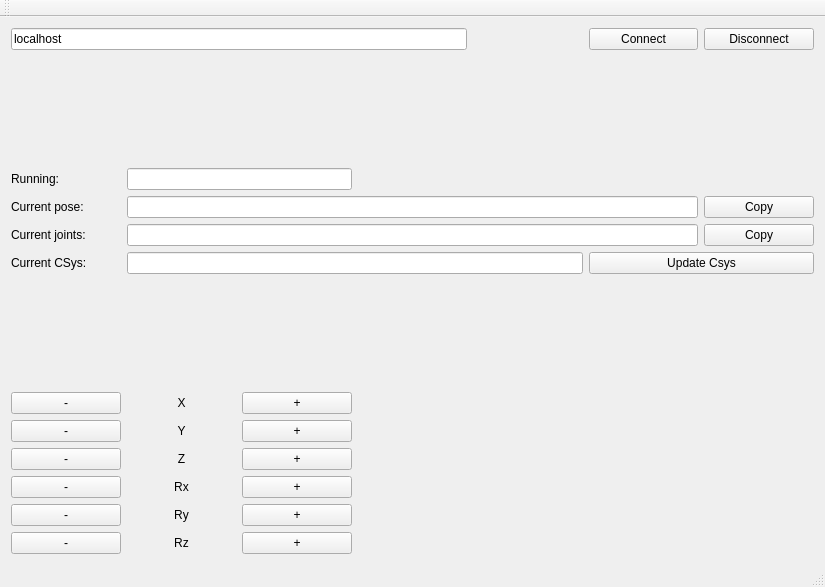
Qt form urxui/mainwindow_ui.ui (SintefManufacturing/urxui) before a commit.
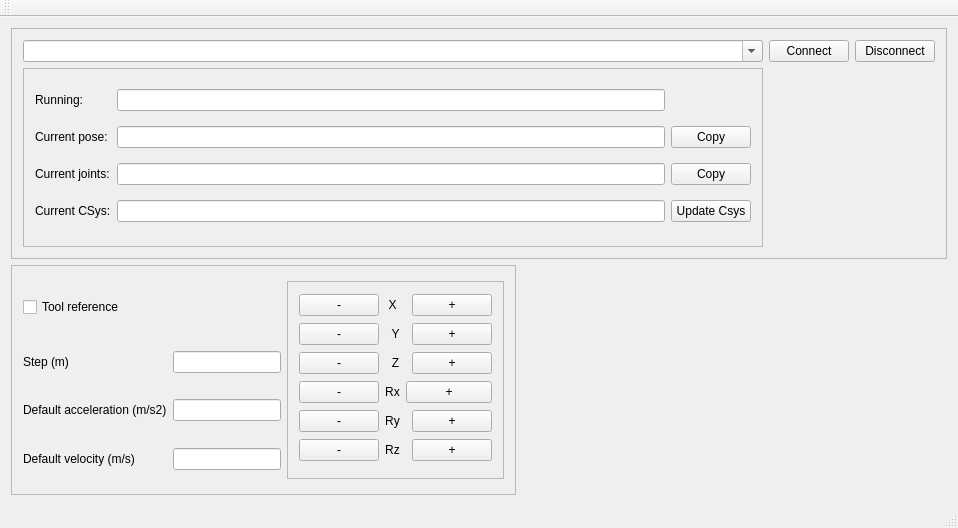
The same form after that commit.

Commit message: remember several robots, control speed and acceleration while moving robot

```diff
--- a/urxui/mainwindow_ui.ui
+++ b/urxui/mainwindow_ui.ui
@@ -6,101 +6,62 @@
    <rect>
     <x>0</x>
     <y>0</y>
-    <width>825</width>
-    <height>587</height>
+    <width>958</width>
+    <height>528</height>
    </rect>
   </property>
   <property name="windowTitle">
    <string>MainWindow</string>
   </property>
   <widget class="QWidget" name="centralWidget">
-   <layout class="QGridLayout" name="gridLayout">
+   <layout class="QGridLayout" name="gridLayout_4">
     <item row="1" column="0">
-     <spacer name="verticalSpacer_2">
-      <property name="orientation">
-       <enum>Qt::Vertical</enum>
+     <widget class="QFrame" name="frame">
+      <property name="frameShape">
+       <enum>QFrame::StyledPanel</enum>
       </property>
-      <property name="sizeHint" stdset="0">
-       <size>
-        <width>20</width>
-        <height>40</height>
-       </size>
+      <property name="frameShadow">
+       <enum>QFrame::Raised</enum>
       </property>
-     </spacer>
+      <layout class="QGridLayout" name="gridLayout_2">
+       <item row="1" column="0">
+        <widget class="QLabel" name="label_12">
+         <property name="text">
+          <string>Step (m)</string>
+         </property>
+        </widget>
     </item>
     <item row="2" column="0">
-     <widget class="QLabel" name="label_9">
+        <widget class="QLabel" name="label_14">
       <property name="text">
-       <string>Running:</string>
+          <string>Default acceleration (m/s2)</string>
       </property>
      </widget>
     </item>
-    <item row="3" column="0">
-     <widget class="QLabel" name="label">
+       <item row="0" column="0">
+        <widget class="QCheckBox" name="toolRefCheckBox">
       <property name="text">
-       <string>Current pose:</string>
+          <string>Tool reference</string>
       </property>
      </widget>
     </item>
-    <item row="3" column="1" colspan="5">
-     <widget class="QLineEdit" name="poseLineEdit">
-      <property name="readOnly">
-       <bool>true</bool>
-      </property>
-     </widget>
-    </item>
-    <item row="4" column="0">
-     <widget class="QLabel" name="label_2">
-      <property name="text">
-       <string>Current joints:</string>
-      </property>
-     </widget>
-    </item>
-    <item row="4" column="1" colspan="5">
-     <widget class="QLineEdit" name="jointsLineEdit">
-      <property name="readOnly">
-       <bool>true</bool>
-      </property>
-     </widget>
-    </item>
-    <item row="5" column="0">
-     <widget class="QLabel" name="label_10">
-      <property name="text">
-       <string>Current CSys:</string>
-      </property>
-     </widget>
-    </item>
-    <item row="5" column="1" colspan="4">
-     <widget class="QLineEdit" name="csysLineEdit"/>
-    </item>
-    <item row="5" column="5" colspan="2">
-     <widget class="QPushButton" name="csysButton">
-      <property name="text">
-       <string>Update Csys</string>
-      </property>
-     </widget>
-    </item>
-    <item row="6" column="1">
-     <spacer name="verticalSpacer">
-      <property name="orientation">
-       <enum>Qt::Vertical</enum>
-      </property>
-      <property name="sizeHint" stdset="0">
-       <size>
-        <width>20</width>
-        <height>40</height>
-       </size>
-      </property>
-     </spacer>
-    </item>
-    <item row="7" column="0">
+       <item row="0" column="2" rowspan="4">
+        <widget class="QFrame" name="frame_4">
+         <property name="frameShape">
+          <enum>QFrame::StyledPanel</enum>
+         </property>
+         <property name="frameShadow">
+          <enum>QFrame::Raised</enum>
+         </property>
+         <layout class="QGridLayout" name="gridLayout_5">
+          <item row="0" column="0">
      <widget class="QPushButton" name="minusXButton">
       <property name="text">
        <string>-</string>
       </property>
      </widget>
     </item>
-    <item row="7" column="1">
+          <item row="0" column="1">
      <widget class="QLabel" name="label_3">
       <property name="text">
        <string>X</string>
@@ -110,21 +71,21 @@
       </property>
      </widget>
     </item>
-    <item row="7" column="2">
+          <item row="0" column="3">
      <widget class="QPushButton" name="plusXButton">
       <property name="text">
        <string>+</string>
       </property>
      </widget>
     </item>
-    <item row="8" column="0">
+          <item row="1" column="0">
      <widget class="QPushButton" name="minusYButton">
       <property name="text">
        <string>-</string>
       </property>
      </widget>
     </item>
-    <item row="8" column="1">
+          <item row="1" column="1" colspan="2">
      <widget class="QLabel" name="label_4">
       <property name="text">
        <string>Y</string>
@@ -134,21 +95,21 @@
       </property>
      </widget>
     </item>
-    <item row="8" column="2">
+          <item row="1" column="3">
      <widget class="QPushButton" name="plusYButton">
       <property name="text">
        <string>+</string>
       </property>
      </widget>
     </item>
-    <item row="9" column="0">
+          <item row="2" column="0">
      <widget class="QPushButton" name="minusZButton">
       <property name="text">
        <string>-</string>
       </property>
      </widget>
     </item>
-    <item row="9" column="1">
+          <item row="2" column="1" colspan="2">
      <widget class="QLabel" name="label_5">
       <property name="text">
        <string>Z</string>
@@ -158,21 +119,21 @@
       </property>
      </widget>
     </item>
-    <item row="9" column="2">
+          <item row="2" column="3">
      <widget class="QPushButton" name="plusZButton">
       <property name="text">
        <string>+</string>
       </property>
      </widget>
     </item>
-    <item row="10" column="0">
+          <item row="3" column="0">
      <widget class="QPushButton" name="minusRXButton">
       <property name="text">
        <string>-</string>
       </property>
      </widget>
     </item>
-    <item row="10" column="1">
+          <item row="3" column="1">
      <widget class="QLabel" name="label_6">
       <property name="text">
        <string>Rx</string>
@@ -182,21 +143,21 @@
       </property>
      </widget>
     </item>
-    <item row="10" column="2">
+          <item row="3" column="2" colspan="2">
      <widget class="QPushButton" name="plusRXButton">
       <property name="text">
        <string>+</string>
       </property>
      </widget>
     </item>
-    <item row="11" column="0">
+          <item row="4" column="0">
      <widget class="QPushButton" name="minusRYButton">
       <property name="text">
        <string>-</string>
       </property>
      </widget>
     </item>
-    <item row="11" column="1">
+          <item row="4" column="1">
      <widget class="QLabel" name="label_7">
       <property name="text">
        <string>Ry</string>
@@ -206,21 +167,21 @@
       </property>
      </widget>
     </item>
-    <item row="11" column="2">
+          <item row="4" column="3">
      <widget class="QPushButton" name="plusRYButton">
       <property name="text">
        <string>+</string>
       </property>
      </widget>
     </item>
-    <item row="12" column="0">
+          <item row="5" column="0">
      <widget class="QPushButton" name="minusRZButton">
       <property name="text">
        <string>-</string>
       </property>
      </widget>
     </item>
-    <item row="12" column="1">
+          <item row="5" column="1">
      <widget class="QLabel" name="label_8">
       <property name="text">
        <string>Rz</string>
@@ -230,55 +191,175 @@
       </property>
      </widget>
     </item>
-    <item row="12" column="2">
+          <item row="5" column="3">
      <widget class="QPushButton" name="plusRZButton">
       <property name="text">
        <string>+</string>
       </property>
      </widget>
     </item>
-    <item row="0" column="6">
-     <widget class="QPushButton" name="disconnectButton">
+         </layout>
+        </widget>
+       </item>
+       <item row="3" column="1">
+        <widget class="QLineEdit" name="velLineEdit"/>
+       </item>
+       <item row="3" column="0">
+        <widget class="QLabel" name="label_11">
       <property name="text">
-       <string>Disconnect</string>
+          <string>Default velocity (m/s)</string>
       </property>
      </widget>
     </item>
-    <item row="0" column="5">
+       <item row="1" column="1">
+        <widget class="QLineEdit" name="stepLineEdit"/>
+       </item>
+       <item row="2" column="1">
+        <widget class="QLineEdit" name="accLineEdit"/>
+       </item>
+      </layout>
+     </widget>
+    </item>
+    <item row="1" column="1">
+     <spacer name="horizontalSpacer">
+      <property name="orientation">
+       <enum>Qt::Horizontal</enum>
+      </property>
+      <property name="sizeHint" stdset="0">
+       <size>
+        <width>328</width>
+        <height>20</height>
+       </size>
+      </property>
+     </spacer>
+    </item>
+    <item row="0" column="0" colspan="2">
+     <widget class="QFrame" name="frame_3">
+      <property name="sizePolicy">
+       <sizepolicy hsizetype="Preferred" vsizetype="Minimum">
+        <horstretch>0</horstretch>
+        <verstretch>0</verstretch>
+       </sizepolicy>
+      </property>
+      <property name="frameShape">
+       <enum>QFrame::StyledPanel</enum>
+      </property>
+      <property name="frameShadow">
+       <enum>QFrame::Raised</enum>
+      </property>
+      <layout class="QGridLayout" name="gridLayout_3">
+       <item row="0" column="1">
      <widget class="QPushButton" name="connectButton">
       <property name="text">
        <string>Connect</string>
       </property>
      </widget>
     </item>
-    <item row="0" column="0" colspan="4">
-     <widget class="QLineEdit" name="addressLineEdit">
+       <item row="0" column="2">
+        <widget class="QPushButton" name="disconnectButton">
       <property name="text">
-       <string>localhost</string>
+          <string>Disconnect</string>
       </property>
      </widget>
     </item>
-    <item row="4" column="6">
-     <widget class="QPushButton" name="copyJointsButton">
-      <property name="text">
-       <string>Copy</string>
-      </property>
-     </widget>
-    </item>
-    <item row="3" column="6">
-     <widget class="QPushButton" name="copyPoseButton">
+       <item row="2" column="0">
+        <widget class="QFrame" name="frame_2">
+         <property name="frameShape">
+          <enum>QFrame::StyledPanel</enum>
+         </property>
+         <property name="frameShadow">
+          <enum>QFrame::Raised</enum>
+         </property>
+         <layout class="QGridLayout" name="gridLayout">
+          <item row="0" column="0">
+           <widget class="QLabel" name="label_9">
       <property name="text">
-       <string>Copy</string>
+             <string>Running:</string>
       </property>
      </widget>
     </item>
-    <item row="2" column="1" colspan="2">
+          <item row="0" column="1">
      <widget class="QLineEdit" name="stateLineEdit">
       <property name="readOnly">
        <bool>true</bool>
       </property>
      </widget>
     </item>
+          <item row="1" column="0">
+           <widget class="QLabel" name="label">
+            <property name="text">
+             <string>Current pose:</string>
+            </property>
+           </widget>
+          </item>
+          <item row="1" column="1">
+           <widget class="QLineEdit" name="poseLineEdit">
+            <property name="readOnly">
+             <bool>true</bool>
+            </property>
+           </widget>
+          </item>
+          <item row="1" column="2">
+           <widget class="QPushButton" name="copyPoseButton">
+            <property name="text">
+             <string>Copy</string>
+            </property>
+           </widget>
+          </item>
+          <item row="2" column="1">
+           <widget class="QLineEdit" name="jointsLineEdit">
+            <property name="readOnly">
+             <bool>true</bool>
+            </property>
+           </widget>
+          </item>
+          <item row="2" column="0">
+           <widget class="QLabel" name="label_2">
+            <property name="text">
+             <string>Current joints:</string>
+            </property>
+           </widget>
+          </item>
+          <item row="3" column="1">
+           <widget class="QLineEdit" name="csysLineEdit"/>
+          </item>
+          <item row="2" column="2">
+           <widget class="QPushButton" name="copyJointsButton">
+            <property name="text">
+             <string>Copy</string>
+            </property>
+           </widget>
+          </item>
+          <item row="3" column="0">
+           <widget class="QLabel" name="label_10">
+            <property name="text">
+             <string>Current CSys:</string>
+            </property>
+           </widget>
+          </item>
+          <item row="3" column="2">
+           <widget class="QPushButton" name="csysButton">
+            <property name="text">
+             <string>Update Csys</string>
+            </property>
+           </widget>
+          </item>
+         </layout>
+        </widget>
+       </item>
+       <item row="0" column="0">
+        <widget class="QComboBox" name="addrComboBox">
+         <property name="editable">
+          <bool>true</bool>
+         </property>
+         <property name="modelColumn">
+          <number>0</number>
+         </property>
+        </widget>
+       </item>
+      </layout>
+     </widget>
+    </item>
    </layout>
   </widget>
   <widget class="QMenuBar" name="menuBar">
```
Left out of the diff: 2 changed lines with no effect on the pictures. Lines whose indentation alone changed are shown as unchanged. The commit also changes 3 other files.
